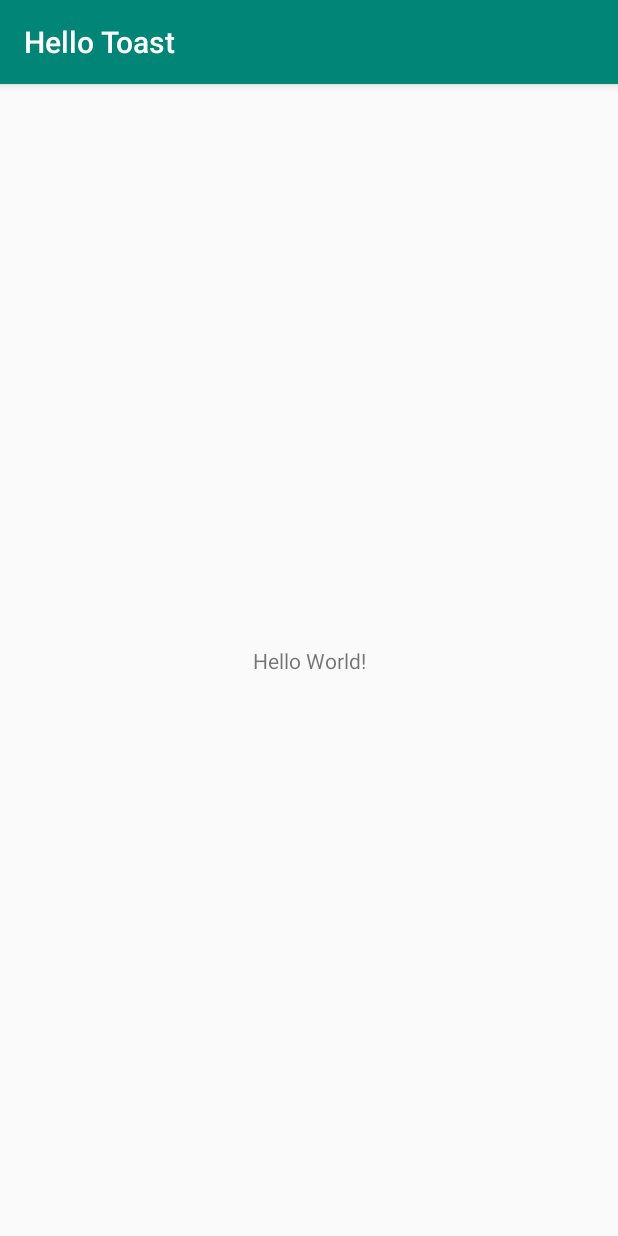
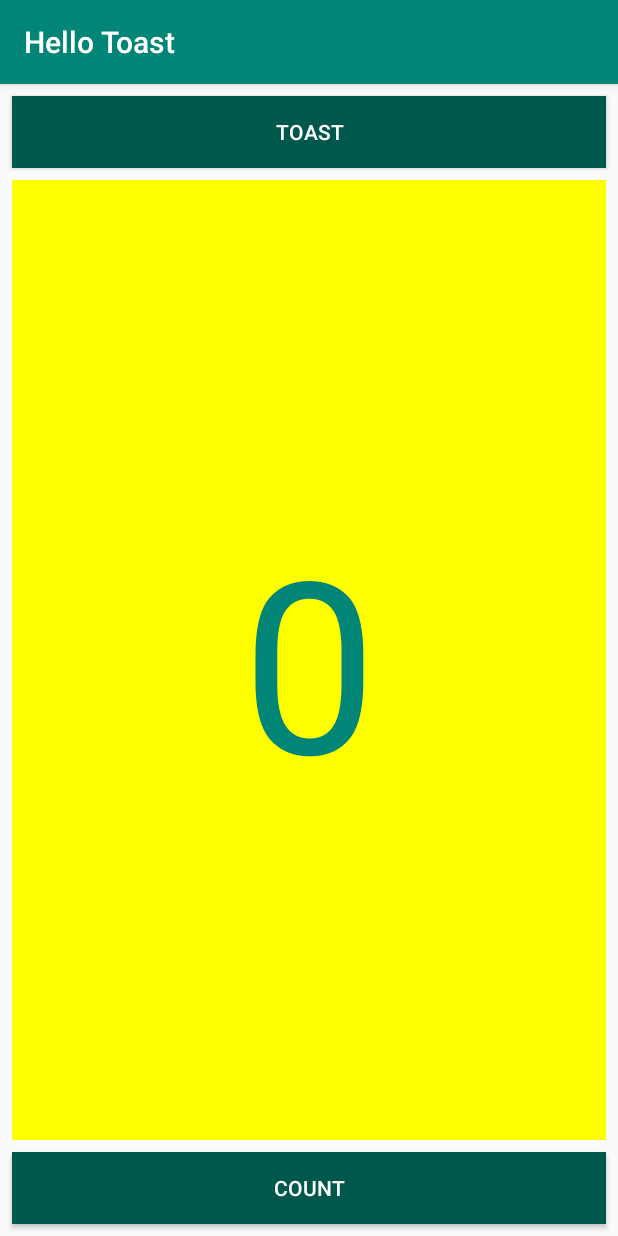
Before and after one commit to JassMTL/HelloToast, an Android app: the screen it shows after launch (MainActivity), on a phone screen of 412 x 824 dp. Run offline under Robolectric (Android 15) with nearby library versions, the phone set to English and light mode, and no system bars.

```diff
--- a/app/src/main/java/com/example/hellotoast/MainActivity.java
+++ b/app/src/main/java/com/example/hellotoast/MainActivity.java
@@ -2,12 +2,30 @@ package com.example.hellotoast;
 
 import android.support.v7.app.AppCompatActivity;
 import android.os.Bundle;
+import android.view.View;
+import android.widget.TextView;
+import android.widget.Toast;
 
 public class MainActivity extends AppCompatActivity {
 
+    int mcount = 0;
+    TextView showCount;
     @Override
     protected void onCreate(Bundle savedInstanceState) {
         super.onCreate(savedInstanceState);
         setContentView(R.layout.activity_main);
+        showCount = (TextView) findViewById(R.id.showcount);
+    }
+
+    public void showToast(View view) {
+        Toast toast = Toast.makeText(this,R.string.toast_message,Toast.LENGTH_SHORT);
+        toast.show();
+    }
+
+    public void countUp(View view) {
+        mcount++;
+        if(showCount != null){
+            showCount.setText(Integer.toString(mcount));
+        }
     }
 }
--- a/app/src/main/res/layout/activity_main.xml
+++ b/app/src/main/res/layout/activity_main.xml
@@ -6,13 +6,53 @@
     android:layout_height="match_parent"
     tools:context=".MainActivity">
 
+    <Button
+        android:id="@+id/button_toast"
+        android:layout_width="0dp"
+        android:layout_height="wrap_content"
+        android:layout_marginStart="8dp"
+        android:layout_marginTop="8dp"
+        android:layout_marginEnd="8dp"
+        android:background="@color/colorPrimaryDark"
+        android:text="@string/toast"
+        android:textColor="@android:color/white"
+        app:layout_constraintEnd_toEndOf="parent"
+        app:layout_constraintStart_toStartOf="parent"
+        app:layout_constraintTop_toTopOf="parent"
+        android:onClick="showToast"/>
+
+    <Button
+        android:id="@+id/button_count"
+        android:layout_width="0dp"
+        android:layout_height="wrap_content"
+        android:layout_marginStart="8dp"
+        android:layout_marginEnd="8dp"
+        android:layout_marginBottom="8dp"
+        android:background="@color/colorPrimaryDark"
+        android:text="@string/count"
+        android:textColor="@android:color/white"
+        app:layout_constraintBottom_toBottomOf="parent"
+        app:layout_constraintEnd_toEndOf="parent"
+        app:layout_constraintStart_toStartOf="parent"
+        android:onClick="countUp"/>
+
     <TextView
-        android:layout_width="wrap_content"
-        android:layout_height="wrap_content"
-        android:text="Hello World!"
-        app:layout_constraintBottom_toBottomOf="parent"
-        app:layout_constraintLeft_toLeftOf="parent"
-        app:layout_constraintRight_toRightOf="parent"
-        app:layout_constraintTop_toTopOf="parent" />
+        android:id="@+id/showcount"
+        android:layout_width="0dp"
+        android:layout_height="0dp"
+        android:layout_marginStart="8dp"
+        android:layout_marginTop="8dp"
+        android:layout_marginEnd="8dp"
+        android:layout_marginBottom="8dp"
+        android:background="#FFFF00"
+        android:gravity="center_vertical"
+        android:text="@string/default_num"
+        android:textAlignment="center"
+        android:textColor="@color/colorPrimary"
+        android:textSize="160sp"
+        app:layout_constraintBottom_toTopOf="@+id/button_count"
+        app:layout_constraintEnd_toEndOf="parent"
+        app:layout_constraintStart_toStartOf="parent"
+        app:layout_constraintTop_toBottomOf="@+id/button_toast" />
 
 </android.support.constraint.ConstraintLayout>
--- a/app/src/main/res/values/strings.xml
+++ b/app/src/main/res/values/strings.xml
@@ -1,3 +1,7 @@
 <resources>
     <string name="app_name">Hello Toast</string>
+    <string name="toast">Toast</string>
+    <string name="count">Count</string>
+    <string name="default_num">0</string>
+    <string name="toast_message">Toat</string>
 </resources>
```
